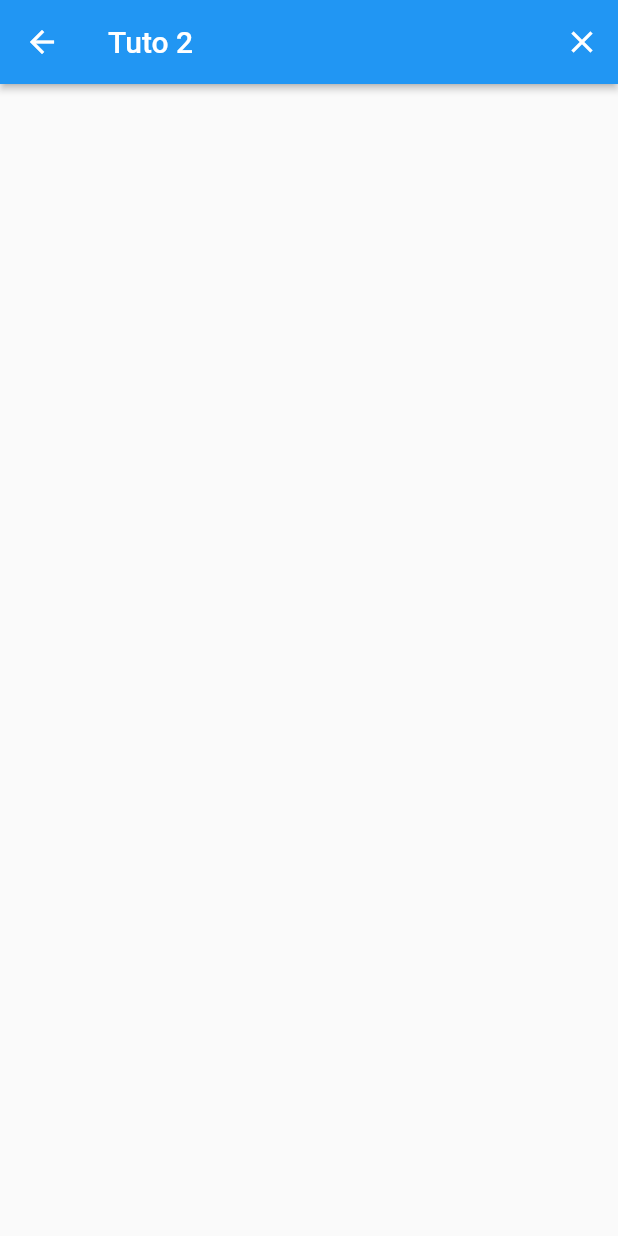
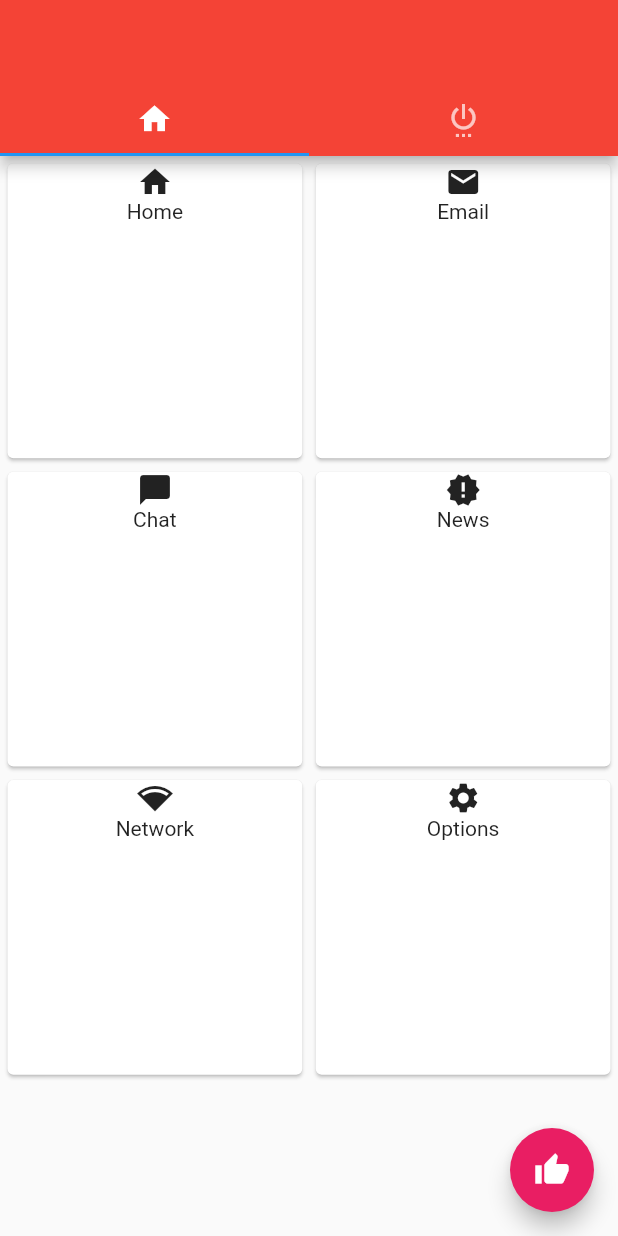
Before and after one commit to zeppi/flutter-learning, a Flutter app: the screen it shows after launch, after a tap on the "add" icon, on a phone screen of 412 x 824 dp. Run offline on Flutter 3.47's test engine with Material 2 defaults, Android fonts, the phone set to English and light mode, and no system bars; network calls fail.

Commit message:
Continue Tuto2, why no more list in first screen???

```diff
--- a/lib/main.dart
+++ b/lib/main.dart
@@ -42,7 +42,11 @@ class StarWarsState extends State<StarWarsData> {
           IconButton(
             icon: Icon(Icons.add),
             onPressed: () {
-              Navigator.push(ctx, Tuto2());
+              Navigator.of(ctx).push(
+                  new MaterialPageRoute(
+                      builder: (ctx) => new Tuto2()
+                  )
+              );
             },
           )
         ],
@@ -56,7 +60,7 @@ class StarWarsState extends State<StarWarsData> {
                   crossAxisAlignment: CrossAxisAlignment.stretch,
                     children: <Widget>[
                       StarWarsCard(data[index]["name"]).build(),
-                      StarWarsCard(data[index]["model"]).build(),
+                      StarWarsCard(data[index]["model"]).build()
                     ],
                 ),
               ),
@@ -73,25 +77,154 @@ class StarWarsState extends State<StarWarsData> {
   }
 }
 
-class Tuto2 extends MaterialPageRoute<Null>
-{
-  Tuto2() : super( builder: (BuildContext ctx) {
-    return Scaffold(
-      appBar: AppBar(
-        title: Text("Tuto 2"),
-        backgroundColor: Theme
-            .of(ctx)
-            .accentColor,
-        elevation: 2.0,
-        actions: <Widget>[
-          IconButton(
-            icon: Icon(Icons.close),
-            onPressed: () {
-              Navigator.pop(ctx);
-            },
-          )
+class Tuto2 extends StatefulWidget {
+  @override
+  Tuto2State createState() => Tuto2State();
+}
+
+class Tuto2State extends State<Tuto2> with SingleTickerProviderStateMixin {
+  TabController tabController;
+
+  @override
+  void initState() {
+    super.initState();
+    tabController = TabController(length: 2, vsync: this);
+  }
+
+  @override
+  void dispose() {
+    tabController.dispose();
+    super.dispose();
+  }
+
+  TabBar makeTabBar() {
+    return TabBar(tabs: <Tab>[
+      Tab(
+        icon: Icon(Icons.home),
+      ),
+      Tab(
+        icon: Icon(Icons.settings_power),
+      ),
+    ], controller: tabController);
+  }
+
+  TabBarView makeTabBarView(tabs) {
+    return TabBarView(
+      children: tabs,
+      controller: tabController,
+    );
+  }
+
+  @override
+  Widget build(BuildContext context) {
+    return MaterialApp(
+      home: Scaffold(
+        appBar: AppBar(
+          backgroundColor: Colors.red,
+          bottom: makeTabBar(),
+        ),
+        body: makeTabBarView(<Widget>[TheGridView().build(), SimpleWidget()]),
+        floatingActionButton: FloatingActionButton(
+          onPressed: () {
+            Navigator.pop(context);
+          },
+          child: Icon(Icons.thumb_up),
+          backgroundColor: Colors.pink,
+        ),
+      ),
+    );
+  }
+}
+
+class SimpleWidget extends StatefulWidget {
+  @override
+  SimpleWidgetState createState() => SimpleWidgetState();
+}
+
+class SimpleWidgetState extends State<SimpleWidget> {
+  int stepCounter = 0;
+  List<Step> steps = [
+    Step(
+      title: Text("Step One"),
+      content: Text("This is the first step"),
+      isActive: true,
+    ),
+    Step(
+      title: Text("Step Two"),
+      content: Text("This is the second step"),
+      isActive: true,
+    ),
+    Step(
+      title: Text("Step Three"),
+      content: Text("This is the Third step"),
+      state: StepState.editing,
+      isActive: true,
+    ),
+    Step(
+      title: Text("Step Four"),
+      content: Text("This is the fourth step"),
+      isActive: true,
+    ),
+  ];
+
+  @override
+  Widget build(BuildContext context) {
+    return Container(
+      child: Stepper(
+        currentStep: this.stepCounter,
+        steps: steps,
+        type: StepperType.vertical,
+        onStepTapped: (step) {
+          setState(() {
+            stepCounter = step;
+          });
+        },
+        onStepCancel: () {
+          setState(() {
+            stepCounter > 0 ? stepCounter -= 1 : stepCounter = 0;
+          });
+        },
+        onStepContinue: () {
+          setState(() {
+            stepCounter < steps.length - 1 ? stepCounter += 1 : stepCounter = 0;
+          });
+        },
+      ),
+    );
+  }
+}
+
+class TheGridView {
+  Card makeGridCell(String name, IconData icon) {
+    return Card(
+      elevation: 1.0,
+      child: Column(
+        crossAxisAlignment: CrossAxisAlignment.stretch,
+        mainAxisSize: MainAxisSize.min,
+        verticalDirection: VerticalDirection.down,
+        children: <Widget>[
+          Center(child: Icon(icon)),
+          Center(child: Text(name)),
         ],
       ),
     );
-  });
+  }
+
+  GridView build() {
+    return GridView.count(
+        primary: true,
+        padding: EdgeInsets.all(1.0),
+        crossAxisCount: 2,
+        childAspectRatio: 1.0,
+        mainAxisSpacing: 1.0,
+        crossAxisSpacing: 1.0,
+        children: <Widget>[
+          makeGridCell("Home", Icons.home),
+          makeGridCell("Email", Icons.email),
+          makeGridCell("Chat", Icons.chat_bubble),
+          makeGridCell("News", Icons.new_releases),
+          makeGridCell("Network", Icons.network_wifi),
+          makeGridCell("Options", Icons.settings),
+        ]);
+  }
 }
```
